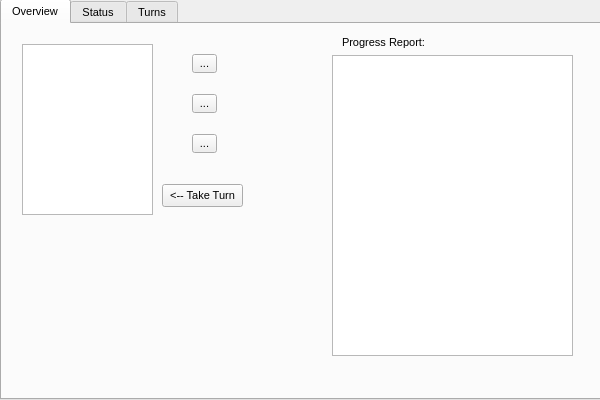
Before: the Qt Designer form Cluedo/Game.ui in Stephen-ODriscoll/Cluedo, drawn with Qt 5.
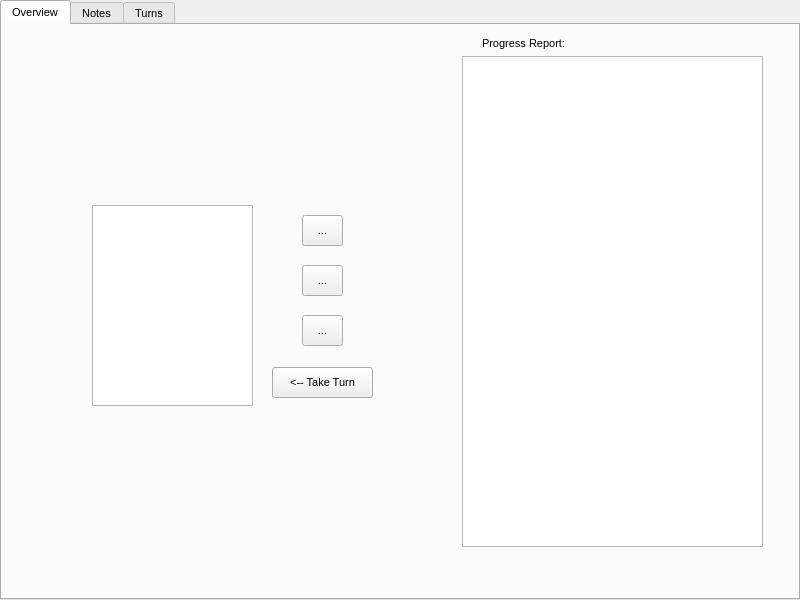
After: the same form once the commit is applied.

```diff
--- a/Cluedo/Game.ui
+++ b/Cluedo/Game.ui
@@ -6,8 +6,8 @@
    <rect>
     <x>0</x>
     <y>0</y>
-    <width>600</width>
-    <height>400</height>
+    <width>800</width>
+    <height>600</height>
    </rect>
   </property>
   <property name="windowTitle">
@@ -17,9 +17,9 @@
    <property name="geometry">
     <rect>
      <x>0</x>
-     <y>-1</y>
-     <width>601</width>
-     <height>401</height>
+     <y>0</y>
+     <width>800</width>
+     <height>600</height>
     </rect>
    </property>
    <property name="sizePolicy">
@@ -52,17 +52,17 @@
     <widget class="QTextBrowser" name="progressReportText">
      <property name="geometry">
       <rect>
-       <x>330</x>
+       <x>460</x>
        <y>31</y>
-       <width>241</width>
-       <height>301</height>
+       <width>301</width>
+       <height>491</height>
       </rect>
      </property>
     </widget>
     <widget class="QLabel" name="progressReportLabel">
      <property name="geometry">
       <rect>
-       <x>340</x>
+       <x>480</x>
        <y>10</y>
        <width>91</width>
        <height>16</height>
@@ -75,10 +75,10 @@
     <widget class="QListWidget" name="playersList">
      <property name="geometry">
       <rect>
-       <x>20</x>
-       <y>20</y>
-       <width>131</width>
-       <height>171</height>
+       <x>90</x>
+       <y>180</y>
+       <width>161</width>
+       <height>201</height>
       </rect>
      </property>
      <property name="sizePolicy">
@@ -94,10 +94,10 @@
     <widget class="QToolButton" name="renameButton">
      <property name="geometry">
       <rect>
-       <x>190</x>
-       <y>110</y>
-       <width>25</width>
-       <height>19</height>
+       <x>300</x>
+       <y>290</y>
+       <width>41</width>
+       <height>31</height>
       </rect>
      </property>
      <property name="text">
@@ -107,10 +107,10 @@
     <widget class="QToolButton" name="downButton">
      <property name="geometry">
       <rect>
-       <x>190</x>
-       <y>70</y>
-       <width>25</width>
-       <height>19</height>
+       <x>300</x>
+       <y>240</y>
+       <width>41</width>
+       <height>31</height>
       </rect>
      </property>
      <property name="text">
@@ -120,10 +120,10 @@
     <widget class="QToolButton" name="upButton">
      <property name="geometry">
       <rect>
-       <x>190</x>
-       <y>30</y>
-       <width>25</width>
-       <height>19</height>
+       <x>300</x>
+       <y>190</y>
+       <width>41</width>
+       <height>31</height>
       </rect>
      </property>
      <property name="text">
@@ -133,10 +133,10 @@
     <widget class="QPushButton" name="turnButton">
      <property name="geometry">
       <rect>
-       <x>160</x>
-       <y>160</y>
-       <width>81</width>
-       <height>23</height>
+       <x>270</x>
+       <y>342</y>
+       <width>101</width>
+       <height>31</height>
       </rect>
      </property>
      <property name="text">
@@ -146,7 +146,7 @@
    </widget>
    <widget class="QWidget" name="tab_2">
     <attribute name="title">
-     <string>Status</string>
+     <string>Notes</string>
     </attribute>
     <widget class="QPlainTextEdit" name="playersText">
      <property name="geometry">
```
Left out of the diff: 51 changed lines with no effect on the pictures.
